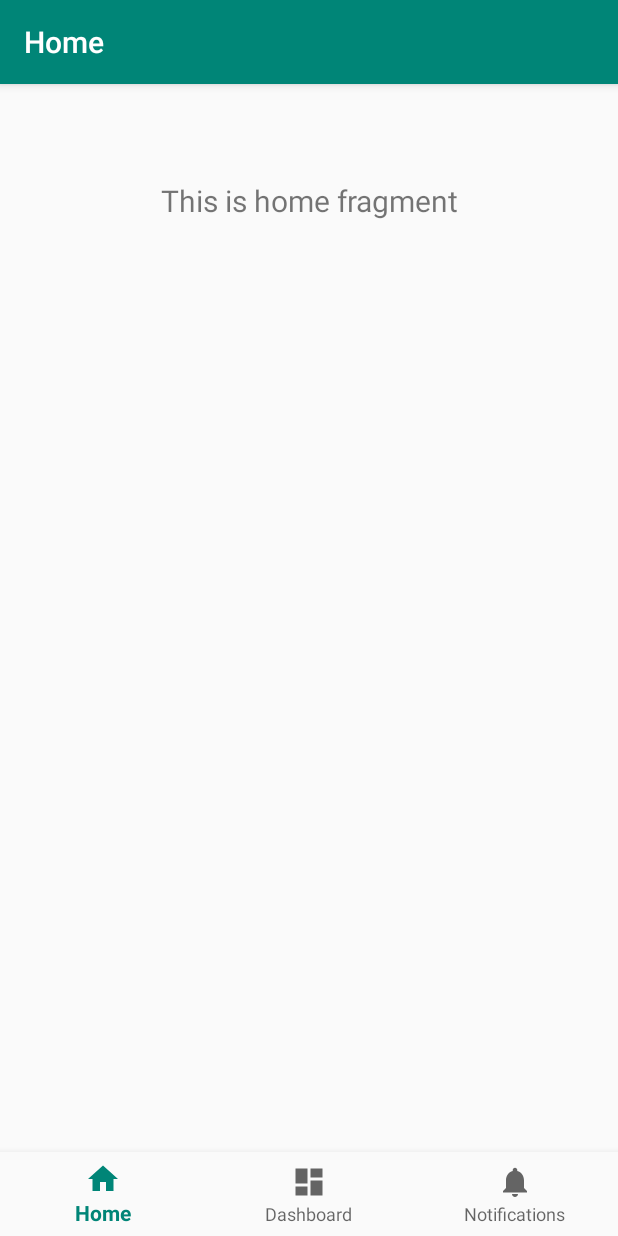
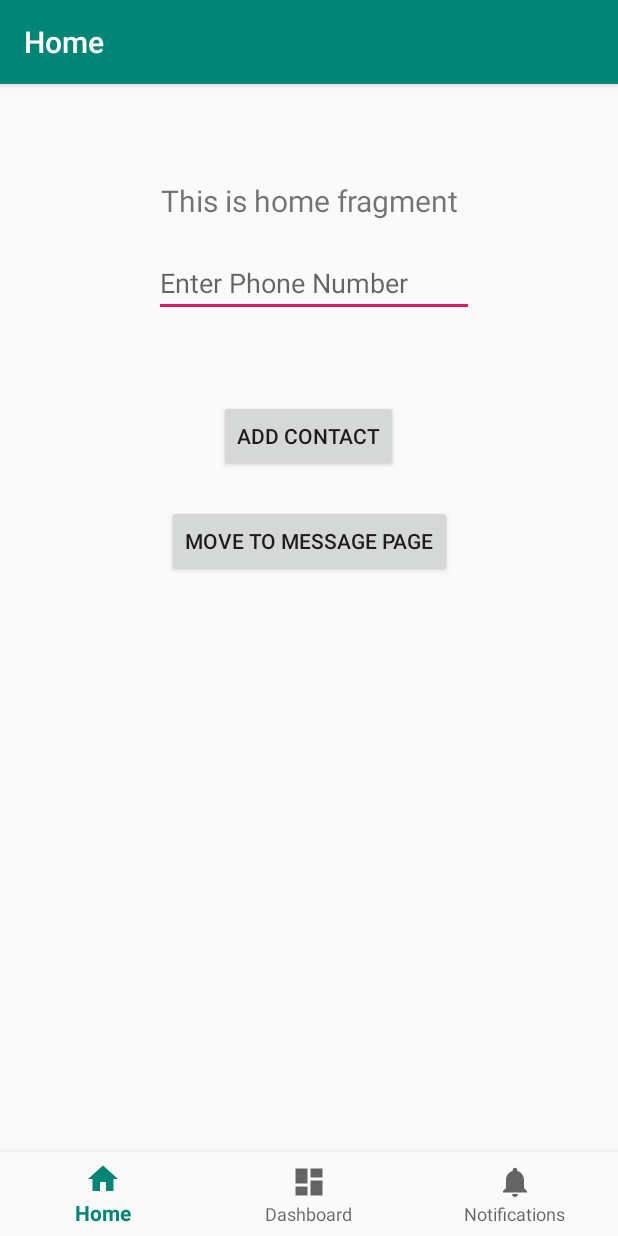
Before and after one commit to maddyroach/SW_Text, an Android app: the screen it shows after launch (MainActivity), on a phone screen of 412 x 824 dp. Run offline under Robolectric (Android 15) with nearby library versions, the phone set to English and light mode, and no system bars; our stand-ins replace navigation-ui.

Commit message:
Code with text functionality

```diff
--- a/app/src/main/java/com/example/safewalk/MainActivity.java
+++ b/app/src/main/java/com/example/safewalk/MainActivity.java
@@ -1,6 +1,15 @@
 package com.example.safewalk;
 
+import android.content.Intent;
+import android.content.SharedPreferences;
 import android.os.Bundle;
+import android.text.Editable;
+import android.view.View;
+import android.widget.ArrayAdapter;
+import android.widget.Button;
+import android.widget.EditText;
+import android.widget.ListView;
+import android.widget.Toast;
 
 import com.google.android.material.bottomnavigation.BottomNavigationView;
 
@@ -10,7 +19,20 @@ import androidx.navigation.Navigation;
 import androidx.navigation.ui.AppBarConfiguration;
 import androidx.navigation.ui.NavigationUI;
 
+import org.w3c.dom.Text;
+
+import java.util.ArrayList;
+
+
 public class MainActivity extends AppCompatActivity {
+
+    protected Button myButton;
+    protected Button moveToMessage;
+
+    ArrayList<String> phoneNumber = new ArrayList<String>();
+    EditText number;
+    ListView show;
+
 
     @Override
     protected void onCreate(Bundle savedInstanceState) {
@@ -25,5 +47,44 @@ public class MainActivity extends AppCompatActivity {
         NavController navController = Navigation.findNavController(this, R.id.nav_host_fragment);
         NavigationUI.setupActionBarWithNavController(this, navController, appBarConfiguration);
         NavigationUI.setupWithNavController(navView, navController);
+        //Initialize Button to change activities
+        moveToMessage = (Button) findViewById(R.id.moveToMessage);
+
+        //Initialize Button, EditText, and ListView
+        myButton = (Button) findViewById(R.id.addContactButton);
+        number = (EditText) findViewById(R.id.phoneNumberCollection);
+        show = (ListView) findViewById(R.id.ListView);
+
+        //Adding functionality to Button Press!
+        myButton.setOnClickListener(new View.OnClickListener() {
+            @Override
+            public void onClick(View v) {
+                String getInput = number.getText().toString();
+
+                if (phoneNumber.contains(getInput)) {
+                    Toast.makeText(getBaseContext(), "Phone Number Already Added to Send List", Toast.LENGTH_LONG).show();
+                } else if (getInput == null || getInput.trim().equals("")) {
+                    Toast.makeText(getBaseContext(), "Input Field Is Empty", Toast.LENGTH_LONG).show();
+                } else {
+                    phoneNumber.add(getInput);
+                    //ArrayAdapter<String> adapter = new ArrayAdapter<String>(MainActivity.this, android.R.layout.simple_list_item_1, phoneNumber);
+                    //show.getAdapter(adapter);
+                    ((EditText) findViewById(R.id.phoneNumberCollection)).setText("");
+                    Toast.makeText(getBaseContext(), "Phone Number Added to Send List", Toast.LENGTH_LONG).show();
+                }
+
+            }
+
+        });
+
+        moveToMessage.setOnClickListener(new View.OnClickListener() {
+            @Override
+            public void onClick(View v) {
+
+                Intent intent = new Intent(getBaseContext(), EnterEmergencyMessages.class);
+                intent.putStringArrayListExtra("phoneNumber", phoneNumber);
+                startActivity(intent);
+            }
+        });
     }
 }
--- a/app/src/main/res/layout/activity_main.xml
+++ b/app/src/main/res/layout/activity_main.xml
@@ -26,9 +26,61 @@
         android:layout_height="match_parent"
         app:defaultNavHost="true"
         app:layout_constraintBottom_toTopOf="@id/nav_view"
+        app:layout_constraintHorizontal_bias="0.0"
         app:layout_constraintLeft_toLeftOf="parent"
         app:layout_constraintRight_toRightOf="parent"
         app:layout_constraintTop_toTopOf="parent"
+        app:layout_constraintVertical_bias="1.0"
         app:navGraph="@navigation/mobile_navigation" />
 
+    <EditText
+        android:id="@+id/phoneNumberCollection"
+        android:layout_width="wrap_content"
+        android:layout_height="wrap_content"
+        android:layout_marginTop="108dp"
+        android:layout_marginEnd="96dp"
+        android:ems="10"
+        android:hint="Enter Phone Number"
+        android:inputType="phone"
+        app:layout_constraintBottom_toTopOf="@+id/nav_view"
+        app:layout_constraintEnd_toEndOf="parent"
+        app:layout_constraintHorizontal_bias="1.0"
+        app:layout_constraintStart_toStartOf="parent"
+        app:layout_constraintTop_toTopOf="@+id/nav_host_fragment"
+        app:layout_constraintVertical_bias="0.004" />
+
+    <Button
+        android:id="@+id/addContactButton"
+        android:layout_width="wrap_content"
+        android:layout_height="wrap_content"
+        android:text="Add Contact"
+        app:layout_constraintBottom_toTopOf="@+id/ListView"
+        app:layout_constraintEnd_toEndOf="parent"
+        app:layout_constraintHorizontal_bias="0.498"
+        app:layout_constraintStart_toStartOf="parent"
+        app:layout_constraintTop_toTopOf="@+id/nav_host_fragment"
+        app:layout_constraintVertical_bias="0.696" />
+
+    <ListView
+        android:id="@+id/ListView"
+        android:layout_width="match_parent"
+        android:layout_height="match_parent"
+        android:layout_marginTop="292dp"
+        app:layout_constraintBottom_toTopOf="@+id/nav_host_fragment"
+        app:layout_constraintEnd_toEndOf="parent"
+        app:layout_constraintHorizontal_bias="0.0"
+        app:layout_constraintStart_toStartOf="parent"
+        app:layout_constraintTop_toTopOf="parent"
+        app:layout_constraintVertical_bias="0.042" />
+
+    <Button
+        android:id="@+id/moveToMessage"
+        android:layout_width="wrap_content"
+        android:layout_height="wrap_content"
+        android:text="Move to Message Page"
+        app:layout_constraintBottom_toTopOf="@+id/ListView"
+        app:layout_constraintEnd_toEndOf="parent"
+        app:layout_constraintStart_toStartOf="parent"
+        app:layout_constraintTop_toBottomOf="@+id/addContactButton" />
+
 </androidx.constraintlayout.widget.ConstraintLayout>
--- a/app/src/main/res/values/strings.xml
+++ b/app/src/main/res/values/strings.xml
@@ -4,4 +4,5 @@
     <string name="title_dashboard">Dashboard</string>
     <string name="title_notifications">Notifications</string>
     <string name="title_activity_map">Map</string>
+    <string name="title_activity_enter_emergency_messages">EnterEmergencyMessages</string>
 </resources>
```
Also changed, not shown: app/src/main/AndroidManifest.xml (+7 -1 lines), app/src/main/java/com/example/safewalk/Contact.java (added, +13 -0 lines), app/src/main/res/layout/activity_enter_emergency_messages.xml (added, +33 -0 lines), app/src/main/res/layout/content_enter_emergency_messages.xml (added, +65 -0 lines).
